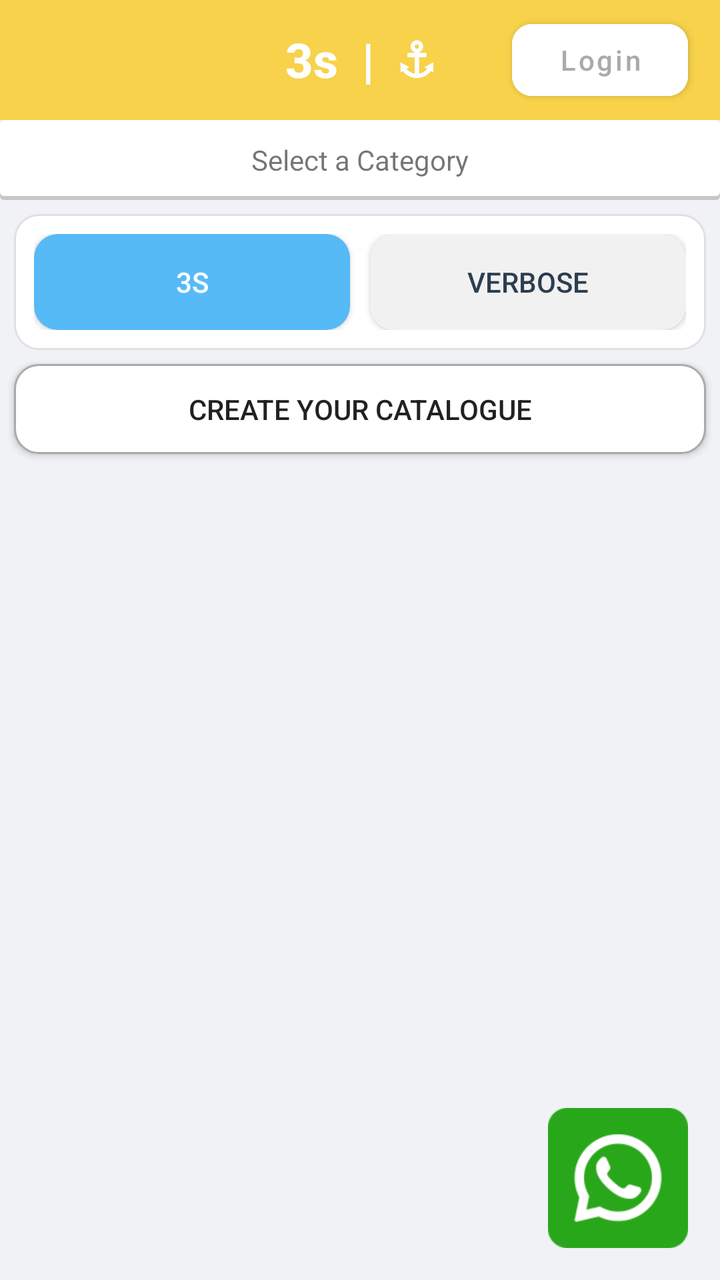
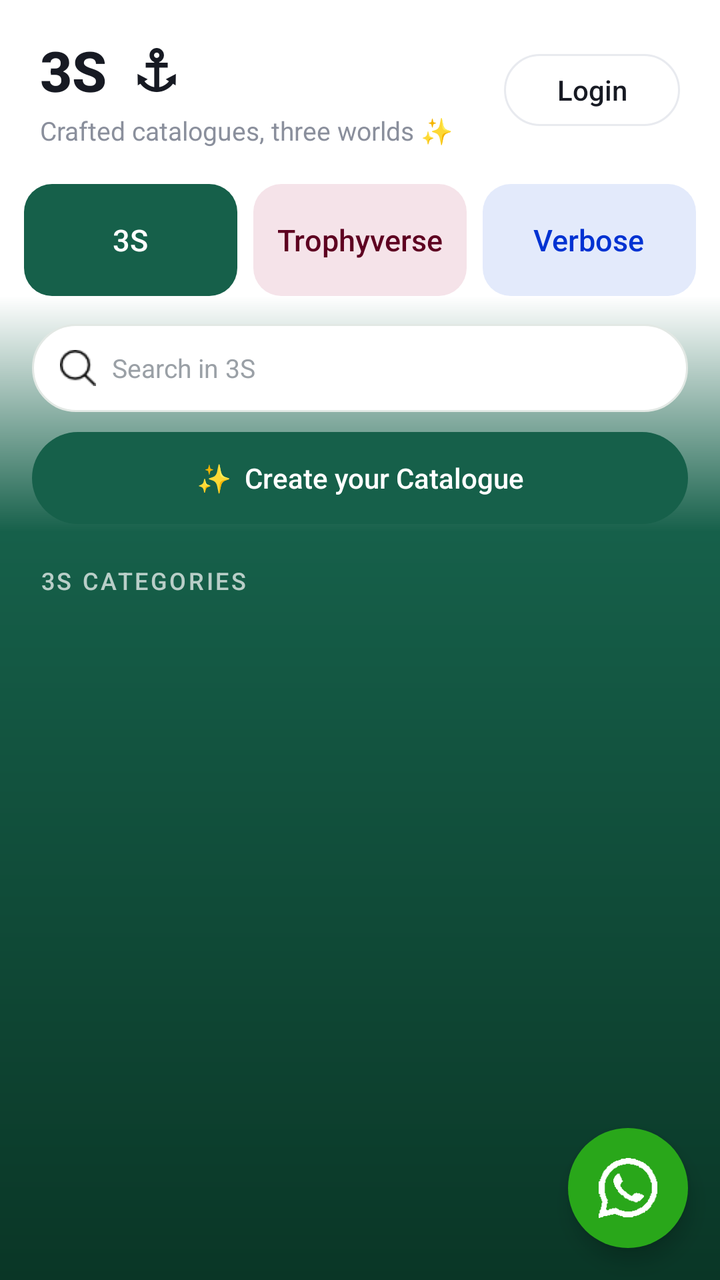

The first picture is an Android layout as it rendered before a commit; the second is the same layout after the commit. The layout source and the unified diff follow.
<!-- AndroidManifest.xml: application theme Theme.The3S -->
<!-- res/layout/fragment_home.xml -->
<?xml version="1.0" encoding="utf-8"?>
<RelativeLayout xmlns:android="http://schemas.android.com/apk/res/android"
    xmlns:app="http://schemas.android.com/apk/res-auto"
    xmlns:tools="http://schemas.android.com/tools"
    android:layout_width="match_parent"
    android:layout_height="match_parent"
    android:background="#F0F2F5"
    tools:context=".MainActivity">

    <LinearLayout
        android:layout_width="match_parent"
        android:layout_height="match_parent"
        android:orientation="vertical">

        <RelativeLayout
            android:layout_width="match_parent"
            android:layout_height="60dp"
            android:background="@color/primaryColor"
            android:orientation="horizontal">

            <TextView
                android:layout_width="wrap_content"
                android:layout_height="wrap_content"
                android:layout_centerInParent="true"
                android:fontFamily="sans-serif-medium"
                android:text="3s  |  ⚓︎"
                android:textColor="@color/white"
                android:textSize="24sp"
                android:textStyle="bold" />

            <Button
                android:id="@+id/login"
                android:layout_width="wrap_content"
                android:layout_height="wrap_content"
                android:layout_alignParentEnd="true"
                android:layout_centerVertical="true"
                android:layout_marginEnd="16dp"
                android:backgroundTint="@color/white"
                android:text="Login"
                android:textAllCaps="false"
                android:textColor="@android:color/darker_gray"
                app:cornerRadius="10dp" />

        </RelativeLayout>

        <LinearLayout
            android:layout_width="match_parent"
            android:layout_height="40dp"
            android:layout_gravity="center"
            android:background="@drawable/down_shadow"
            android:gravity="center_vertical"
            android:orientation="horizontal">

            <TextView
                android:id="@+id/headerLabel"
                android:layout_width="match_parent"
                android:layout_height="40dp"
                android:gravity="center"
                android:orientation="horizontal"
                android:text="Select a Category" />

        </LinearLayout>

        <LinearLayout
            style="?android:attr/buttonBarStyle"
            android:layout_width="match_parent"
            android:layout_height="wrap_content"
            android:layout_marginStart="7dp"
            android:layout_marginTop="7dp"
            android:layout_marginEnd="7dp"
            android:background="@drawable/rounded_button_group"
            android:orientation="horizontal"
            android:padding="10dp">

            <androidx.appcompat.widget.AppCompatButton
                android:id="@+id/three_s_button"
                android:layout_width="0dp"
                android:layout_height="wrap_content"
                android:layout_marginEnd="5dp"
                android:layout_weight="1"
                android:background="@drawable/selected_button"
                android:text="3S"
                android:textColor="#ffffff" />

            <androidx.appcompat.widget.AppCompatButton
                android:id="@+id/verbose_button"
                android:layout_width="0dp"
                android:layout_height="wrap_content"
                android:layout_marginStart="5dp"
                android:layout_weight="1"
                android:background="@drawable/unselected_button"
                android:text="Verbose"
                android:textColor="#2C3E50" />
        </LinearLayout>

        <androidx.appcompat.widget.AppCompatButton
            android:id="@+id/create_catalogue_button"
            android:layout_width="match_parent"
            android:layout_height="45dp"
            android:layout_marginStart="7dp"
            android:layout_marginTop="7dp"
            android:layout_marginEnd="7dp"
            android:visibility="visible"
            android:background="@drawable/button_rounded_create_catalogue"
            android:text="Create your Catalogue" />

        <GridView
            android:id="@+id/gridView"
            android:layout_width="match_parent"
            android:layout_height="match_parent"
            android:layout_margin="7dp"
            android:gravity="center"
            android:horizontalSpacing="10dp"
            android:numColumns="2"/>

    </LinearLayout>

    
    <ImageButton
        android:id="@+id/whatsapp_fab"
        android:layout_width="70dp"
        android:layout_height="70dp"
        android:layout_alignParentEnd="true"
        android:layout_alignParentBottom="true"
        android:layout_margin="16dp"
        android:background="@android:color/transparent"
        android:scaleType="centerCrop"
        android:src="@drawable/whatsapp" />

</RelativeLayout>
<!-- resources referenced by this layout -->
<resources>
  <color name="primaryColor">#f7d24a</color>
  <!-- drawable button_rounded_create_catalogue (drawable) -->
  <?xml version="1.0" encoding="utf-8"?>
  <shape xmlns:android="http://schemas.android.com/apk/res/android"
      android:shape="rectangle">
  
      <solid android:color="@color/white" />
      <stroke
          android:width="1dp"
          android:color="@android:color/darker_gray" />
  
      <corners android:radius="12dp" />
  
  </shape>
  <!-- drawable down_shadow (drawable) -->
  <?xml version="1.0" encoding="utf-8"?>
  <layer-list xmlns:android="http://schemas.android.com/apk/res/android">
      <item>
          <shape android:shape="rectangle">
              <solid android:color="#CABBBBBB"/>
              <corners android:radius="2dp" />
          </shape>
      </item>
  
      <item
          android:left="0dp"
          android:right="0dp"
          android:top="0dp"
          android:bottom="2dp">
          <shape android:shape="rectangle">
              <solid android:color="@android:color/white"/>
              <corners android:radius="2dp" />
          </shape>
      </item>
  </layer-list>
  <!-- drawable rounded_button_group (drawable) -->
  <?xml version="1.0" encoding="utf-8"?>
  <shape xmlns:android="http://schemas.android.com/apk/res/android"
      android:shape="rectangle">
      <corners android:radius="12dp" />
      <solid android:color="#FFFFFF" />
      <stroke
          android:width="1dp"
          android:color="#E0E0E0" />
  </shape>
  <!-- drawable selected_button (drawable) -->
  <?xml version="1.0" encoding="utf-8"?>
  <shape xmlns:android="http://schemas.android.com/apk/res/android"
      android:shape="rectangle">
      <corners android:radius="12dp" />
      <solid android:color="#56baf7" />
  </shape>
  <!-- drawable unselected_button (drawable) -->
  <?xml version="1.0" encoding="utf-8"?>
  <shape xmlns:android="http://schemas.android.com/apk/res/android"
      android:shape="rectangle">
      <corners android:radius="12dp" />
      <solid android:color="#f1f1f1" />
  </shape>
  <!-- drawable whatsapp: png bitmap (drawable, 5166 bytes) -->
  <style name="Theme.The3S" parent="Theme.MaterialComponents.Light.NoActionBar">
          <item name="android:windowOptOutEdgeToEdgeEnforcement" tools:ignore="NewApi">true</item>
          
          <item name="colorPrimary">@color/purple_500</item>
          <item name="colorPrimaryVariant">@color/purple_700</item>
          <item name="colorOnPrimary">@color/white</item>
          
          <item name="colorSecondary">@color/teal_200</item>
          <item name="colorSecondaryVariant">@color/teal_700</item>
          <item name="colorOnSecondary">@color/black</item>
          
          <item name="android:statusBarColor">?attr/colorPrimaryVariant</item>
          
      </style>
  <color name="purple_500">#FF6200EE</color>
  <color name="purple_700">#f7d24a</color>
  <color name="teal_200">#FF03DAC5</color>
  <color name="teal_700">#FF018786</color>
  <color name="black">#FF000000</color>
  <!-- unchanged entries left out for length: 1 -->
</resources>

<!-- the commit's change to res/layout/fragment_home.xml (unified diff, before → after) -->
@@ -1,130 +1,275 @@
 <?xml version="1.0" encoding="utf-8"?>
 <RelativeLayout xmlns:android="http://schemas.android.com/apk/res/android"
-    xmlns:app="http://schemas.android.com/apk/res-auto"
     xmlns:tools="http://schemas.android.com/tools"
     android:layout_width="match_parent"
     android:layout_height="match_parent"
-    android:background="#F0F2F5"
-    tools:context=".MainActivity">
+    android:background="@color/white"
+    tools:context=".HomeFrame">
 
     <LinearLayout
         android:layout_width="match_parent"
         android:layout_height="match_parent"
         android:orientation="vertical">
 
-        <RelativeLayout
+        
+        <FrameLayout
             android:layout_width="match_parent"
-            android:layout_height="60dp"
-            android:background="@color/primaryColor"
-            android:orientation="horizontal">
-
-            <TextView
-                android:layout_width="wrap_content"
+            android:layout_height="wrap_content"
+            android:background="@color/white">
+
+            <LinearLayout
+                android:layout_width="match_parent"
                 android:layout_height="wrap_content"
-                android:layout_centerInParent="true"
+                android:orientation="vertical"
+                android:paddingStart="12dp"
+                android:paddingTop="16dp"
+                android:paddingEnd="12dp">
+
+                <RelativeLayout
+                    android:layout_width="match_parent"
+                    android:layout_height="wrap_content"
+                    android:paddingStart="8dp"
+                    android:paddingEnd="8dp">
+
+                    <LinearLayout
+                        android:layout_width="wrap_content"
+                        android:layout_height="wrap_content"
+                        android:layout_alignParentStart="true"
+                        android:layout_centerVertical="true"
+                        android:orientation="vertical">
+
+                        <TextView
+                            android:layout_width="wrap_content"
+                            android:layout_height="wrap_content"
+                            android:fontFamily="sans-serif-medium"
+                            android:text="3S  ⚓︎"
+                            android:textColor="@color/textPrimary"
+                            android:textSize="28sp"
+                            android:textStyle="bold" />
+
+                        <TextView
+                            android:layout_width="wrap_content"
+                            android:layout_height="wrap_content"
+                            android:layout_marginTop="2dp"
+                            android:text="Crafted catalogues, three worlds ✨"
+                            android:textColor="@color/textSecondary"
+                            android:textSize="13sp" />
+                    </LinearLayout>
+
+                    
+                    <androidx.appcompat.widget.AppCompatButton
+                        android:id="@+id/currency"
+                        android:layout_width="wrap_content"
+                        android:layout_height="36dp"
+                        android:layout_centerVertical="true"
+                        android:layout_marginEnd="8dp"
+                        android:layout_toStartOf="@id/login"
+                        android:background="@drawable/bg_currency_pill"
+                        android:drawableEnd="@drawable/ic_chevron_down_small"
+                        android:drawablePadding="4dp"
+                        android:minWidth="0dp"
+                        android:paddingStart="12dp"
+                        android:paddingEnd="10dp"
+                        android:stateListAnimator="@null"
+                        android:text="USD"
+                        android:textAllCaps="false"
+                        android:textColor="@color/primaryColor"
+                        android:textStyle="bold"
+                        android:visibility="gone"
+                        tools:visibility="visible" />
+
+                    <androidx.appcompat.widget.AppCompatButton
+                        android:id="@+id/login"
+                        android:layout_width="wrap_content"
+                        android:layout_height="36dp"
+                        android:layout_alignParentEnd="true"
+                        android:layout_centerVertical="true"
+                        android:background="@drawable/bg_login_pill_light"
+                        android:minWidth="88dp"
+                        android:paddingStart="20dp"
+                        android:paddingEnd="20dp"
+                        android:stateListAnimator="@null"
+                        android:text="Login"
+                        android:textAllCaps="false"
+                        android:textColor="@color/textPrimary" />
+                </RelativeLayout>
+
+                
+                <LinearLayout
+                    android:layout_width="match_parent"
+                    android:layout_height="wrap_content"
+                    android:layout_marginTop="18dp"
+                    android:orientation="horizontal">
+
+                    <LinearLayout
+                        android:id="@+id/three_s_button"
+                        android:layout_width="0dp"
+                        android:layout_height="56dp"
+                        android:layout_marginEnd="4dp"
+                        android:layout_weight="1"
+                        android:background="@drawable/tab_top_3s"
+                        android:clickable="true"
+                        android:focusable="true"
+                        android:gravity="center"
+                        android:orientation="vertical">
+
+                        <TextView
+                            android:id="@+id/three_s_label"
+                            android:layout_width="wrap_content"
+                            android:layout_height="wrap_content"
+                            android:fontFamily="sans-serif-medium"
+                            android:text="3S"
+                            android:textColor="@color/white"
+                            android:textSize="15sp" />
+                    </LinearLayout>
+
+                    <LinearLayout
+                        android:id="@+id/trophyverse_button"
+                        android:layout_width="0dp"
+                        android:layout_height="56dp"
+                        android:layout_marginStart="4dp"
+                        android:layout_marginEnd="4dp"
+                        android:layout_weight="1"
+                        android:background="@drawable/tab_unsel_trophy"
+                        android:clickable="true"
+                        android:focusable="true"
+                        android:gravity="center"
+                        android:orientation="vertical">
+
+                        <TextView
+                            android:id="@+id/trophyverse_label"
+                            android:layout_width="wrap_content"
+                            android:layout_height="wrap_content"
+                            android:fontFamily="sans-serif-medium"
+                            android:text="Trophyverse"
+                            android:textColor="#5E0021"
+                            android:textSize="15sp" />
+                    </LinearLayout>
+
+                    <LinearLayout
+                        android:id="@+id/verbose_button"
+                        android:layout_width="0dp"
+                        android:layout_height="56dp"
+                        android:layout_marginStart="4dp"
+                        android:layout_weight="1"
+                        android:background="@drawable/tab_unsel_verbose"
+                        android:clickable="true"
+                        android:focusable="true"
+                        android:gravity="center"
+                        android:orientation="vertical">
+
+                        <TextView
+                            android:id="@+id/verbose_label"
+                            android:layout_width="wrap_content"
+                            android:layout_height="wrap_content"
+                            android:fontFamily="sans-serif-medium"
+                            android:text="Verbose"
+                            android:textColor="#0032D2"
+                            android:textSize="15sp" />
+                    </LinearLayout>
+                </LinearLayout>
+            </LinearLayout>
+        </FrameLayout>
+
+        
+        <LinearLayout
+            android:id="@+id/brand_panel"
+            android:layout_width="match_parent"
+            android:layout_height="match_parent"
+            android:background="@drawable/bg_panel_3s"
+            android:orientation="vertical"
+            android:paddingStart="16dp"
+            android:paddingTop="14dp"
+            android:paddingEnd="16dp">
+
+            <LinearLayout
+                android:layout_width="match_parent"
+                android:layout_height="44dp"
+                android:background="@drawable/bg_search_bar"
+                android:gravity="center_vertical"
+                android:orientation="horizontal"
+                android:paddingStart="14dp"
+                android:paddingEnd="14dp">
+
+                <ImageView
+                    android:layout_width="18dp"
+                    android:layout_height="18dp"
+                    android:contentDescription="Search"
+                    android:src="@drawable/ic_search" />
+
+                <EditText
+                    android:id="@+id/search_input"
+                    android:layout_width="match_parent"
+                    android:layout_height="match_parent"
+                    android:layout_marginStart="8dp"
+                    android:background="@null"
+                    android:hint="Search in 3S"
+                    android:imeOptions="actionSearch"
+                    android:importantForAutofill="no"
+                    android:inputType="text"
+                    android:maxLines="1"
+                    android:textColor="@color/textPrimary"
+                    android:textColorHint="#9AA0A6"
+                    android:textSize="13sp" />
+            </LinearLayout>
+
+            <androidx.appcompat.widget.AppCompatButton
+                android:id="@+id/create_catalogue_button"
+                android:layout_width="match_parent"
+                android:layout_height="46dp"
+                android:layout_marginTop="10dp"
+                android:background="@drawable/bg_cta_solid"
                 android:fontFamily="sans-serif-medium"
-                android:text="3s  |  ⚓︎"
+                android:stateListAnimator="@null"
+                android:text="✨  Create your Catalogue"
+                android:textAllCaps="false"
                 android:textColor="@color/white"
-                android:textSize="24sp"
-                android:textStyle="bold" />
-
-            <Button
-                android:id="@+id/login"
-                android:layout_width="wrap_content"
-                android:layout_height="wrap_content"
-                android:layout_alignParentEnd="true"
-                android:layout_centerVertical="true"
-                android:layout_marginEnd="16dp"
-                android:backgroundTint="@color/white"
-                android:text="Login"
-                android:textAllCaps="false"
-                android:textColor="@android:color/darker_gray"
-                app:cornerRadius="10dp" />
-
-        </RelativeLayout>
-
-        <LinearLayout
-            android:layout_width="match_parent"
-            android:layout_height="40dp"
-            android:layout_gravity="center"
-            android:background="@drawable/down_shadow"
-            android:gravity="center_vertical"
-            android:orientation="horizontal">
+                android:textSize="14sp" />
 
             <TextView
                 android:id="@+id/headerLabel"
                 android:layout_width="match_parent"
-                android:layout_height="40dp"
-                android:gravity="center"
-                android:orientation="horizontal"
-                android:text="Select a Category" />
+                android:layout_height="wrap_content"
+                android:layout_marginStart="4dp"
+                android:layout_marginTop="20dp"
+                android:layout_marginEnd="4dp"
+                android:fontFamily="sans-serif-medium"
+                android:letterSpacing="0.1"
+                android:text="3S Categories"
+                android:textAllCaps="true"
+                android:textColor="@color/whiteMuted"
+                android:textSize="12sp" />
+
+            <GridView
+                android:id="@+id/gridView"
+                android:layout_width="match_parent"
+                android:layout_height="match_parent"
+                android:clipToPadding="false"
+                android:horizontalSpacing="12dp"
+                android:listSelector="@android:color/transparent"
+                android:numColumns="2"
+                android:paddingTop="10dp"
+                android:paddingBottom="16dp"
+                android:scrollbars="none"
+                android:verticalSpacing="12dp" />
 
         </LinearLayout>
-
-        <LinearLayout
-            style="?android:attr/buttonBarStyle"
-            android:layout_width="match_parent"
-            android:layout_height="wrap_content"
-            android:layout_marginStart="7dp"
-            android:layout_marginTop="7dp"
-            android:layout_marginEnd="7dp"
-            android:background="@drawable/rounded_button_group"
-            android:orientation="horizontal"
-            android:padding="10dp">
-
-            <androidx.appcompat.widget.AppCompatButton
-                android:id="@+id/three_s_button"
-                android:layout_width="0dp"
-                android:layout_height="wrap_content"
-                android:layout_marginEnd="5dp"
-                android:layout_weight="1"
-                android:background="@drawable/selected_button"
-                android:text="3S"
-                android:textColor="#ffffff" />
-
-            <androidx.appcompat.widget.AppCompatButton
-                android:id="@+id/verbose_button"
-                android:layout_width="0dp"
-                android:layout_height="wrap_content"
-                android:layout_marginStart="5dp"
-                android:layout_weight="1"
-                android:background="@drawable/unselected_button"
-                android:text="Verbose"
-                android:textColor="#2C3E50" />
-        </LinearLayout>
-
-        <androidx.appcompat.widget.AppCompatButton
-            android:id="@+id/create_catalogue_button"
-            android:layout_width="match_parent"
-            android:layout_height="45dp"
-            android:layout_marginStart="7dp"
-            android:layout_marginTop="7dp"
-            android:layout_marginEnd="7dp"
-            android:visibility="visible"
-            android:background="@drawable/button_rounded_create_catalogue"
-            android:text="Create your Catalogue" />
-
-        <GridView
-            android:id="@+id/gridView"
-            android:layout_width="match_parent"
-            android:layout_height="match_parent"
-            android:layout_margin="7dp"
-            android:gravity="center"
-            android:horizontalSpacing="10dp"
-            android:numColumns="2"/>
 
     </LinearLayout>
 
     
     <ImageButton
         android:id="@+id/whatsapp_fab"
-        android:layout_width="70dp"
-        android:layout_height="70dp"
+        android:layout_width="60dp"
+        android:layout_height="60dp"
         android:layout_alignParentEnd="true"
         android:layout_alignParentBottom="true"
         android:layout_margin="16dp"
-        android:background="@android:color/transparent"
-        android:scaleType="centerCrop"
-        android:src="@drawable/whatsapp" />
+        android:background="@drawable/bg_whatsapp_fab"
+        android:contentDescription="WhatsApp enquiry"
+        android:elevation="6dp"
+        android:padding="15dp"
+        android:scaleType="fitCenter"
+        android:src="@drawable/whatsapp_glyph" />
 
 </RelativeLayout>
<!-- resource entries referenced after the edit -->
@@ -1,84 +1,110 @@
 <!-- resources referenced by this layout -->
 <resources>
-  <color name="primaryColor">#f7d24a</color>
-  <!-- drawable button_rounded_create_catalogue (drawable) -->
+  <color name="primaryColor">#0B3D2E</color>
+  <color name="textPrimary">#171A23</color>
+  <color name="textSecondary">#8A8F9C</color>
+  <color name="whiteMuted">#B3FFFFFF</color>
+  <!-- drawable bg_cta_solid (drawable) -->
   <?xml version="1.0" encoding="utf-8"?>
   <shape xmlns:android="http://schemas.android.com/apk/res/android"
       android:shape="rectangle">
-  
+      <corners android:radius="23dp" />
+      <solid android:color="#16604A" />
+  </shape>
+  <!-- drawable bg_currency_pill (drawable) -->
+  <?xml version="1.0" encoding="utf-8"?>
+  <shape xmlns:android="http://schemas.android.com/apk/res/android"
+      android:shape="rectangle">
+      <corners android:radius="18dp" />
+      <solid android:color="#E3F2EA" />
+  </shape>
+  <!-- drawable bg_login_pill_light (drawable) -->
+  <?xml version="1.0" encoding="utf-8"?>
+  <shape xmlns:android="http://schemas.android.com/apk/res/android"
+      android:shape="rectangle">
+      <corners android:radius="18dp" />
       <solid android:color="@color/white" />
       <stroke
           android:width="1dp"
-          android:color="@android:color/darker_gray" />
-  
-      <corners android:radius="12dp" />
-  
+          android:color="@color/divider" />
   </shape>
-  <!-- drawable down_shadow (drawable) -->
-  <?xml version="1.0" encoding="utf-8"?>
-  <layer-list xmlns:android="http://schemas.android.com/apk/res/android">
-      <item>
-          <shape android:shape="rectangle">
-              <solid android:color="#CABBBBBB"/>
-              <corners android:radius="2dp" />
-          </shape>
-      </item>
-  
-      <item
-          android:left="0dp"
-          android:right="0dp"
-          android:top="0dp"
-          android:bottom="2dp">
-          <shape android:shape="rectangle">
-              <solid android:color="@android:color/white"/>
-              <corners android:radius="2dp" />
-          </shape>
-      </item>
-  </layer-list>
-  <!-- drawable rounded_button_group (drawable) -->
+  <!-- drawable bg_panel_3s (drawable) -->
   <?xml version="1.0" encoding="utf-8"?>
   <shape xmlns:android="http://schemas.android.com/apk/res/android"
       android:shape="rectangle">
-      <corners android:radius="12dp" />
-      <solid android:color="#FFFFFF" />
-      <stroke
-          android:width="1dp"
-          android:color="#E0E0E0" />
+      <gradient
+          android:angle="270"
+          android:startColor="#FFFFFF"
+          android:centerColor="#16604A"
+          android:centerY="0.24"
+          android:endColor="#0A3626" />
   </shape>
-  <!-- drawable selected_button (drawable) -->
+  <!-- drawable bg_search_bar (drawable) -->
   <?xml version="1.0" encoding="utf-8"?>
   <shape xmlns:android="http://schemas.android.com/apk/res/android"
       android:shape="rectangle">
-      <corners android:radius="12dp" />
-      <solid android:color="#56baf7" />
+      <corners android:radius="23dp" />
+      <solid android:color="@color/white" />
+      <stroke
+          android:width="1dp"
+          android:color="#E2E8E4" />
   </shape>
-  <!-- drawable unselected_button (drawable) -->
+  <!-- drawable bg_whatsapp_fab (drawable) -->
+  <?xml version="1.0" encoding="utf-8"?>
+  <shape xmlns:android="http://schemas.android.com/apk/res/android"
+      android:shape="oval">
+      <solid android:color="#29A71A" />
+  </shape>
+  <!-- drawable ic_chevron_down_small (drawable) -->
+  <vector xmlns:android="http://schemas.android.com/apk/res/android"
+      android:width="14dp"
+      android:height="14dp"
+      android:viewportWidth="24"
+      android:viewportHeight="24"
+      android:tint="@color/primaryColor">
+      <path
+          android:fillColor="@android:color/white"
+          android:pathData="M7.41,8.59L12,13.17l4.59,-4.58L18,10l-6,6 -6,-6 1.41,-1.41z" />
+  </vector>
+  <!-- drawable ic_search: png bitmap (drawable, 630 bytes) -->
+  <!-- drawable tab_top_3s (drawable) -->
   <?xml version="1.0" encoding="utf-8"?>
   <shape xmlns:android="http://schemas.android.com/apk/res/android"
       android:shape="rectangle">
-      <corners android:radius="12dp" />
-      <solid android:color="#f1f1f1" />
+      <corners android:radius="14dp" />
+      <solid android:color="#16604A" />
   </shape>
-  <!-- drawable whatsapp: png bitmap (drawable, 5166 bytes) -->
+  <!-- drawable tab_unsel_trophy (drawable) -->
+  <?xml version="1.0" encoding="utf-8"?>
+  <shape xmlns:android="http://schemas.android.com/apk/res/android"
+      android:shape="rectangle">
+      <corners android:radius="14dp" />
+      <solid android:color="#F5E3E9" />
+  </shape>
+  <!-- drawable tab_unsel_verbose (drawable) -->
+  <?xml version="1.0" encoding="utf-8"?>
+  <shape xmlns:android="http://schemas.android.com/apk/res/android"
+      android:shape="rectangle">
+      <corners android:radius="14dp" />
+      <solid android:color="#E3EAFB" />
+  </shape>
+  <!-- drawable whatsapp_glyph: png bitmap (drawable, 3030 bytes) -->
   <style name="Theme.The3S" parent="Theme.MaterialComponents.Light.NoActionBar">
           <item name="android:windowOptOutEdgeToEdgeEnforcement" tools:ignore="NewApi">true</item>
           
-          <item name="colorPrimary">@color/purple_500</item>
-          <item name="colorPrimaryVariant">@color/purple_700</item>
+          <item name="colorPrimary">@color/primaryColor</item>
+          <item name="colorPrimaryVariant">@color/primaryDark</item>
           <item name="colorOnPrimary">@color/white</item>
           
-          <item name="colorSecondary">@color/teal_200</item>
-          <item name="colorSecondaryVariant">@color/teal_700</item>
-          <item name="colorOnSecondary">@color/black</item>
+          <item name="colorSecondary">#2A9070</item>
+          <item name="colorSecondaryVariant">#1F7A5E</item>
+          <item name="colorOnSecondary">@color/white</item>
           
           <item name="android:statusBarColor">?attr/colorPrimaryVariant</item>
           
       </style>
-  <color name="purple_500">#FF6200EE</color>
-  <color name="purple_700">#f7d24a</color>
-  <color name="teal_200">#FF03DAC5</color>
-  <color name="teal_700">#FF018786</color>
-  <color name="black">#FF000000</color>
+  <color name="divider">#E8EAEF</color>
+  <color name="primaryDark">#072A20</color>
   <!-- unchanged entries left out for length: 1 -->
 </resources>
 
